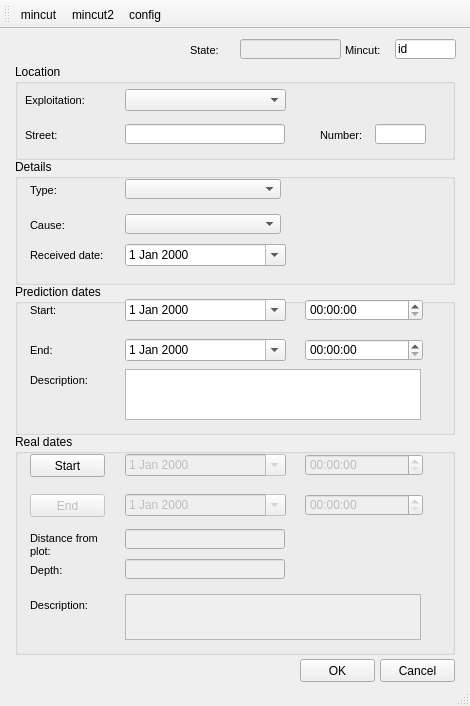
First picture: the form in ui/mincut.ui, repository Giswater/giswater_qgis_plugin, before the edit.
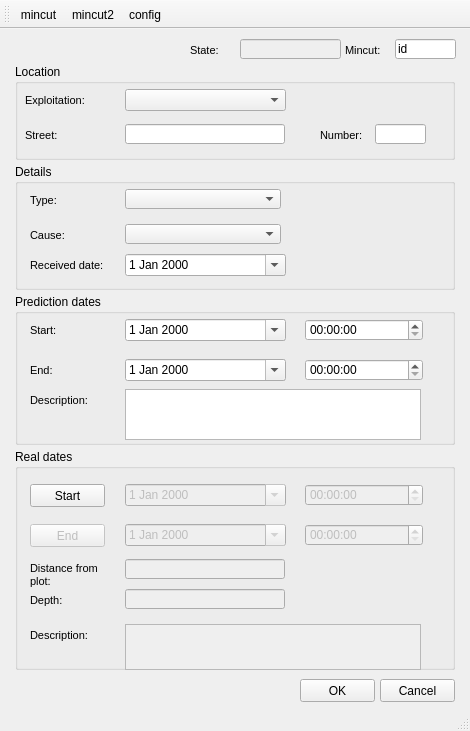
Second picture: the form after the edit. Icons and pictures are not drawn.

Commit message: UI - modify mincut forms

The edit to the form file:
```diff
--- a/ui/mincut.ui
+++ b/ui/mincut.ui
@@ -7,7 +7,7 @@
     <x>0</x>
     <y>0</y>
     <width>470</width>
-    <height>706</height>
+    <height>731</height>
    </rect>
   </property>
   <property name="windowTitle">
@@ -224,7 +224,7 @@
     <property name="geometry">
      <rect>
       <x>15</x>
-      <y>255</y>
+      <y>265</y>
       <width>440</width>
       <height>151</height>
      </rect>
@@ -236,7 +236,7 @@
      <property name="geometry">
       <rect>
        <x>15</x>
-       <y>55</y>
+       <y>65</y>
        <width>90</width>
        <height>22</height>
       </rect>
@@ -269,7 +269,7 @@
      <property name="geometry">
       <rect>
        <x>110</x>
-       <y>55</y>
+       <y>65</y>
        <width>161</width>
        <height>22</height>
       </rect>
@@ -282,7 +282,7 @@
      <property name="geometry">
       <rect>
        <x>15</x>
-       <y>15</y>
+       <y>25</y>
        <width>90</width>
        <height>22</height>
       </rect>
@@ -315,7 +315,7 @@
      <property name="geometry">
       <rect>
        <x>290</x>
-       <y>55</y>
+       <y>65</y>
        <width>118</width>
        <height>22</height>
       </rect>
@@ -325,7 +325,7 @@
      <property name="geometry">
       <rect>
        <x>110</x>
-       <y>15</y>
+       <y>25</y>
        <width>161</width>
        <height>22</height>
       </rect>
@@ -338,7 +338,7 @@
      <property name="geometry">
       <rect>
        <x>290</x>
-       <y>15</y>
+       <y>25</y>
        <width>118</width>
        <height>22</height>
       </rect>
@@ -348,7 +348,7 @@
      <property name="geometry">
       <rect>
        <x>110</x>
-       <y>85</y>
+       <y>95</y>
        <width>296</width>
        <height>51</height>
       </rect>
@@ -358,7 +358,7 @@
      <property name="geometry">
       <rect>
        <x>15</x>
-       <y>85</y>
+       <y>95</y>
        <width>90</width>
        <height>22</height>
       </rect>
@@ -392,7 +392,7 @@
     <property name="geometry">
      <rect>
       <x>15</x>
-      <y>405</y>
+      <y>420</y>
       <width>440</width>
       <height>221</height>
      </rect>
@@ -407,7 +407,7 @@
      <property name="geometry">
       <rect>
        <x>110</x>
-       <y>60</y>
+       <y>75</y>
        <width>161</width>
        <height>22</height>
       </rect>
@@ -423,7 +423,7 @@
      <property name="geometry">
       <rect>
        <x>290</x>
-       <y>60</y>
+       <y>75</y>
        <width>118</width>
        <height>22</height>
       </rect>
@@ -436,7 +436,7 @@
      <property name="geometry">
       <rect>
        <x>110</x>
-       <y>20</y>
+       <y>35</y>
        <width>161</width>
        <height>22</height>
       </rect>
@@ -452,7 +452,7 @@
      <property name="geometry">
       <rect>
        <x>290</x>
-       <y>20</y>
+       <y>35</y>
        <width>118</width>
        <height>22</height>
       </rect>
@@ -462,7 +462,7 @@
      <property name="geometry">
       <rect>
        <x>15</x>
-       <y>20</y>
+       <y>35</y>
        <width>75</width>
        <height>23</height>
       </rect>
@@ -478,7 +478,7 @@
      <property name="geometry">
       <rect>
        <x>15</x>
-       <y>60</y>
+       <y>75</y>
        <width>75</width>
        <height>23</height>
       </rect>
@@ -494,7 +494,7 @@
      <property name="geometry">
       <rect>
        <x>110</x>
-       <y>95</y>
+       <y>110</y>
        <width>160</width>
        <height>20</height>
       </rect>
@@ -507,7 +507,7 @@
      <property name="geometry">
       <rect>
        <x>15</x>
-       <y>95</y>
+       <y>110</y>
        <width>90</width>
        <height>31</height>
       </rect>
@@ -549,7 +549,7 @@
      <property name="geometry">
       <rect>
        <x>110</x>
-       <y>125</y>
+       <y>140</y>
        <width>160</width>
        <height>20</height>
       </rect>
@@ -562,7 +562,7 @@
      <property name="geometry">
       <rect>
        <x>15</x>
-       <y>125</y>
+       <y>140</y>
        <width>90</width>
        <height>22</height>
       </rect>
@@ -601,7 +601,7 @@
      <property name="geometry">
       <rect>
        <x>110</x>
-       <y>160</y>
+       <y>175</y>
        <width>296</width>
        <height>46</height>
       </rect>
@@ -611,7 +611,7 @@
      <property name="geometry">
       <rect>
        <x>15</x>
-       <y>160</y>
+       <y>175</y>
        <width>90</width>
        <height>22</height>
       </rect>
@@ -645,7 +645,7 @@
     <property name="geometry">
      <rect>
       <x>15</x>
-      <y>130</y>
+      <y>135</y>
       <width>440</width>
       <height>126</height>
      </rect>
@@ -657,7 +657,7 @@
      <property name="geometry">
       <rect>
        <x>15</x>
-       <y>55</y>
+       <y>60</y>
        <width>90</width>
        <height>22</height>
       </rect>
@@ -693,7 +693,7 @@
      <property name="geometry">
       <rect>
        <x>110</x>
-       <y>20</y>
+       <y>25</y>
        <width>156</width>
        <height>20</height>
       </rect>
@@ -703,7 +703,7 @@
      <property name="geometry">
       <rect>
        <x>15</x>
-       <y>20</y>
+       <y>25</y>
        <width>90</width>
        <height>22</height>
       </rect>
@@ -739,7 +739,7 @@
      <property name="geometry">
       <rect>
        <x>110</x>
-       <y>55</y>
+       <y>60</y>
        <width>156</width>
        <height>20</height>
       </rect>
@@ -749,7 +749,7 @@
      <property name="geometry">
       <rect>
        <x>15</x>
-       <y>85</y>
+       <y>90</y>
        <width>90</width>
        <height>22</height>
       </rect>
@@ -785,7 +785,7 @@
      <property name="geometry">
       <rect>
        <x>110</x>
-       <y>85</y>
+       <y>90</y>
        <width>161</width>
        <height>22</height>
       </rect>
@@ -851,7 +851,7 @@
     <property name="geometry">
      <rect>
       <x>380</x>
-      <y>630</y>
+      <y>650</y>
       <width>75</width>
       <height>23</height>
      </rect>
@@ -864,7 +864,7 @@
     <property name="geometry">
      <rect>
       <x>300</x>
-      <y>630</y>
+      <y>650</y>
       <width>75</width>
       <height>23</height>
      </rect>
```
The commit also changes 2 other files.
